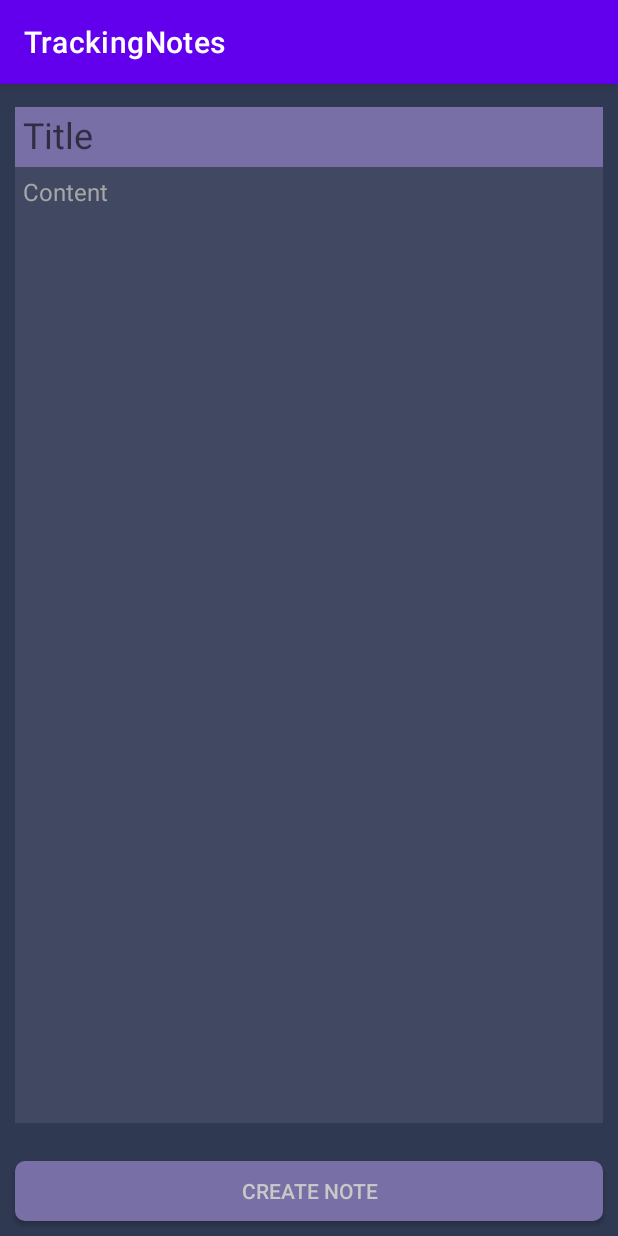
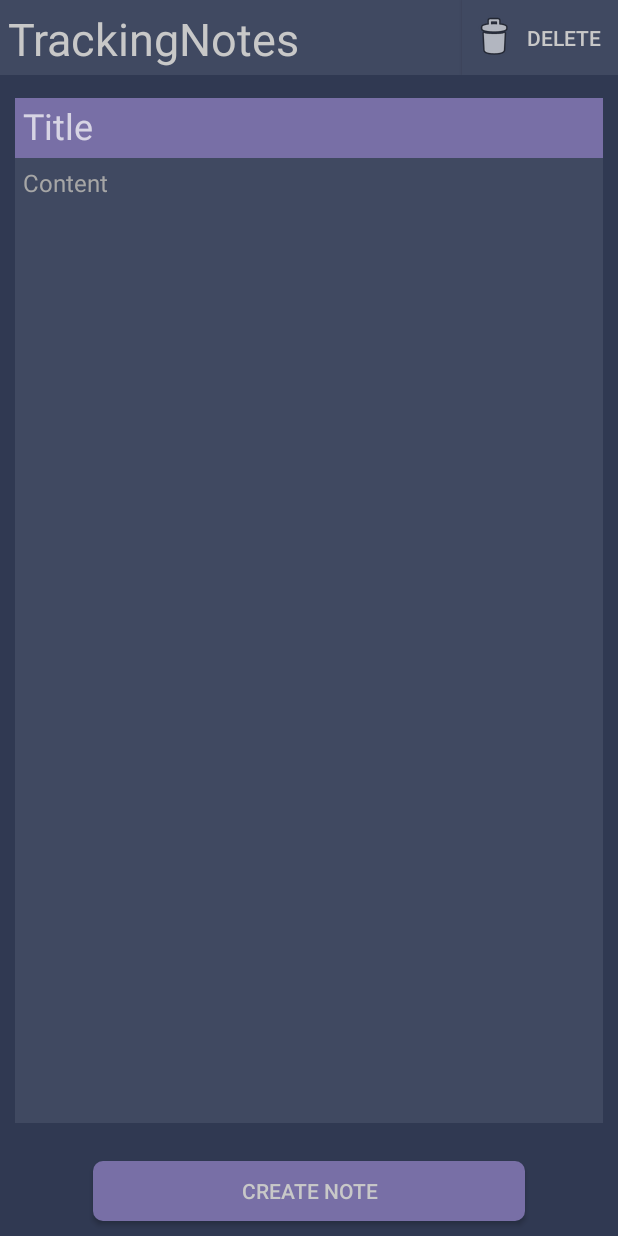
Before and after one commit to ReisMiner/TrackingNotes, an Android app: the writeNote screen opened directly, with no data from a screen before it, on a phone screen of 412 x 824 dp. Run offline under Robolectric (Android 15) with nearby library versions, the phone set to English and light mode, and no system bars.

Commit message:
layout def finished

```diff
--- a/app/src/main/java/xyz/reisminer/trackingnotes/MainActivity.kt
+++ b/app/src/main/java/xyz/reisminer/trackingnotes/MainActivity.kt
@@ -12,7 +12,6 @@ class MainActivity : AppCompatActivity() {
     override fun onCreate(savedInstanceState: Bundle?) {
         super.onCreate(savedInstanceState)
         setContentView(R.layout.activity_main)
-
         createHomeTiles(10)
 
         val createButton = findViewById<AppCompatButton>(R.id.createButton)
--- a/app/src/main/res/layout/activity_main.xml
+++ b/app/src/main/res/layout/activity_main.xml
@@ -2,8 +2,19 @@
 <LinearLayout xmlns:android="http://schemas.android.com/apk/res/android"
     android:layout_width="fill_parent"
     android:layout_height="fill_parent"
-    android:orientation="vertical"
-    android:background="@color/appBG">
+    android:background="@color/appBG"
+    android:orientation="vertical">
+
+    <TextView
+        android:id="@+id/TextViewHomeTitleBar"
+        android:layout_width="match_parent"
+        android:layout_height="50dp"
+        android:background="@color/tileBG"
+        android:padding="5dp"
+        android:text="TrackingNotes"
+        android:textColor="@color/fontColor"
+        android:textFontWeight="1200"
+        android:textSize="30sp" />
 
     <ScrollView
         android:layout_width="fill_parent"
--- a/app/src/main/res/layout/activity_write_note.xml
+++ b/app/src/main/res/layout/activity_write_note.xml
@@ -1,40 +1,73 @@
 <?xml version="1.0" encoding="utf-8"?>
-<androidx.constraintlayout.widget.ConstraintLayout xmlns:android="http://schemas.android.com/apk/res/android"
-    xmlns:app="http://schemas.android.com/apk/res-auto"
+<LinearLayout xmlns:android="http://schemas.android.com/apk/res/android"
     xmlns:tools="http://schemas.android.com/tools"
-    android:layout_width="match_parent"
-    android:layout_height="match_parent"
+    android:layout_width="fill_parent"
+    android:layout_height="fill_parent"
     android:background="@color/appBG"
-    tools:context=".writeNote" >
+    android:orientation="vertical"
+    tools:context=".writeNote">
 
     <TableLayout
         android:id="@+id/mainTable"
-        android:layout_width="match_parent"
-        android:layout_height="match_parent"
+        android:layout_width="fill_parent"
+        android:layout_height="fill_parent"
         android:orientation="vertical"
         android:shrinkColumns="*"
         android:stretchColumns="*">
 
         <TableRow
+            android:id="@+id/SaveTitleBarRow"
+            android:layout_height="wrap_content"
+            android:orientation="horizontal">
+
+            <TextView
+                android:id="@+id/TextViewSaveTitleBar"
+                android:background="@color/tileBG"
+                android:padding="5dp"
+                android:layout_height="50dp"
+                android:layout_width="wrap_content"
+                android:text="TrackingNotes"
+                android:textColor="@color/fontColor"
+                android:textFontWeight="1200"
+                android:textSize="30sp" />
+
+            <androidx.appcompat.widget.AppCompatButton
+                android:id="@+id/deleteButton"
+                android:layout_width="1dp"
+                android:layout_height="fill_parent"
+                android:background="@color/tileBG"
+                android:drawableLeft="@android:drawable/ic_menu_delete"
+                android:padding="5dp"
+                android:text="Delete"
+                android:textAlignment="center"
+                android:textColor="@color/fontColor"
+                android:textFontWeight="1200"
+                android:textSize="14sp" />
+
+        </TableRow>
+
+        <TableRow
             android:id="@+id/SaveTitleRow"
-            android:layout_width="match_parent"
+            android:layout_width="fill_parent"
             android:layout_height="wrap_content"
-            android:gravity="center_horizontal">
+            >
+
             <EditText
+                android:layout_span="2"
                 android:id="@+id/TextViewSaveTitle"
                 android:layout_width="match_parent"
                 android:layout_height="40dp"
+                android:layout_marginLeft="10dp"
+                android:layout_marginTop="15dp"
+                android:layout_marginRight="10dp"
+                android:layout_marginBottom="0dp"
                 android:background="@color/buttonColor"
-                android:textColor="@color/fontColor"
-                android:textSize="24sp"
-                android:maxLines="1"
                 android:hint="Title"
                 android:inputType="text"
+                android:maxLines="1"
                 android:padding="5dp"
-                android:layout_marginTop="15dp"
-                android:layout_marginLeft="10dp"
-                android:layout_marginRight="10dp"
-                android:layout_marginBottom="0dp"/>
+                android:textColor="@color/fontColor"
+                android:textSize="24sp" />
         </TableRow>
 
         <TableRow
@@ -42,22 +75,24 @@
             android:layout_width="match_parent"
             android:layout_height="0dp"
             android:layout_weight=".80">
+
             <EditText
+                android:layout_span="2"
                 android:id="@+id/TextViewSaveText"
                 android:layout_width="match_parent"
                 android:layout_height="match_parent"
+                android:layout_marginLeft="10dp"
+                android:layout_marginTop="0dp"
+                android:layout_marginRight="10dp"
+                android:layout_marginBottom="15dp"
                 android:background="@color/tileBG"
+                android:gravity="center_horizontal"
                 android:hint="Content"
+                android:padding="5dp"
+                android:textAlignment="viewStart"
+                android:textColor="@color/fontColor"
                 android:textColorHint="#A6A6A6"
-                android:textColor="@color/fontColor"
-                android:textSize="16sp"
-                android:textAlignment="viewStart"
-                android:gravity="center_horizontal"
-                android:padding="5dp"
-                android:layout_marginTop="0dp"
-                android:layout_marginLeft="10dp"
-                android:layout_marginRight="10dp"
-                android:layout_marginBottom="15dp"/>
+                android:textSize="16sp" />
         </TableRow>
 
         <TableRow
@@ -70,12 +105,12 @@
                 android:id="@+id/createButton"
                 android:layout_width="match_parent"
                 android:layout_height="40dp"
+                android:layout_margin="10dp"
                 android:layout_marginTop="10dp"
                 android:background="@drawable/buttons"
                 android:text="Create Note"
-                android:textColor="@color/fontColor"
-                android:layout_margin="10dp"/>
+                android:textColor="@color/fontColor" />
         </TableRow>
 
     </TableLayout>
-</androidx.constraintlayout.widget.ConstraintLayout>
+</LinearLayout>
--- a/app/src/main/res/layout/titlebar.xml
+++ /dev/null
@@ -1,17 +0,0 @@
-<?xml version="1.0" encoding="utf-8"?>
-<LinearLayout xmlns:android="http://schemas.android.com/apk/res/android"
-    android:layout_width="fill_parent"
-    android:layout_height="fill_parent"
-    android:background="@color/appBG"
-    android:orientation="horizontal">
-    <TextView
-        android:id="@+id/customtitlebar"
-        android:layout_width="match_parent"
-        android:layout_height="fill_parent"
-        android:background="@color/tileBG"
-        android:padding="3dp"
-        android:text="TrackingNotes"
-        android:textColor="@color/fontColor"
-        android:textSize="24sp"
-       />
-</LinearLayout>
--- a/app/src/main/res/values-night/themes.xml
+++ b/app/src/main/res/values-night/themes.xml
@@ -1,6 +1,6 @@
 <resources xmlns:tools="http://schemas.android.com/tools">
     <!-- Base application theme. -->
-    <style name="Theme.TrackingNotes" parent="Theme.MaterialComponents.DayNight.DarkActionBar">
+    <style name="Theme.TrackingNotes" parent="Theme.MaterialComponents.NoActionBar">
         <!-- Primary brand color. -->
         <item name="colorPrimary">@color/purple_200</item>
         <item name="colorPrimaryVariant">@color/purple_700</item>
--- a/app/src/main/res/values/themes.xml
+++ b/app/src/main/res/values/themes.xml
@@ -1,8 +1,8 @@
 <resources xmlns:tools="http://schemas.android.com/tools">
     <!-- Base application theme. -->
-    <style name="Theme.TrackingNotes" parent="Theme.MaterialComponents.DayNight.DarkActionBar">
+    <style name="Theme.TrackingNotes" parent="Theme.MaterialComponents.NoActionBar">
         <!-- Primary brand color. -->
-        <item name="colorPrimary">@color/purple_500</item>
+        <item name="colorPrimary">@color/tileBG</item>
         <item name="colorPrimaryVariant">@color/purple_700</item>
         <item name="colorOnPrimary">@color/white</item>
         <!-- Secondary brand color. -->
```
